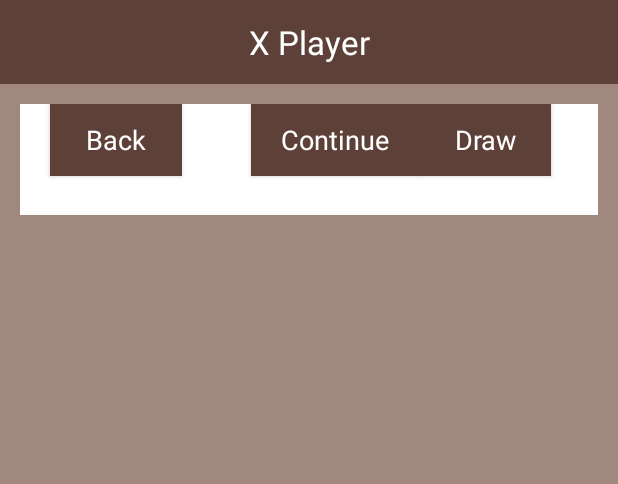
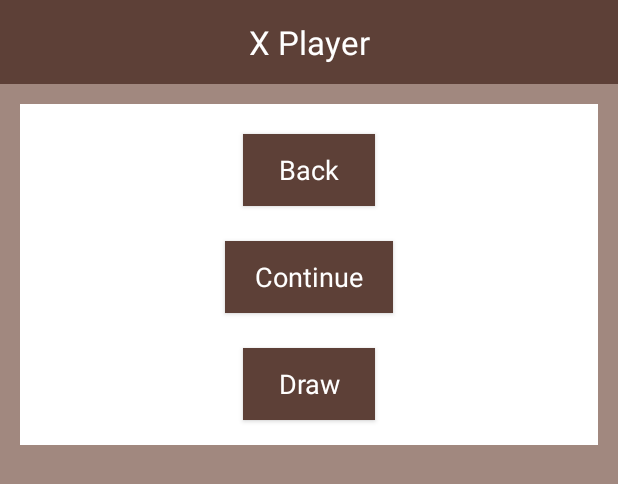
Before and after one commit to mongoose700/HRBunnies182, an Android app: the layout player_hand.xml on its own in the app's theme, with its tools: preview values and no code run, on a phone screen of 412 x 824 dp. Shown: the top 484 px of the screen. Run offline under Robolectric (Android 15) with nearby library versions, the phone set to English and light mode, and no system bars.

Commit message:
Centered hand buttons

```diff
--- a/app/src/main/res/layout/player_hand.xml
+++ b/app/src/main/res/layout/player_hand.xml
@@ -33,6 +33,12 @@
             android:layout_margin="20px"
             android:background="@color/white">
 
+            <LinearLayout xmlns:android="http://schemas.android.com/apk/res/android"
+                android:orientation="vertical" android:layout_width="match_parent"
+                android:layout_height="wrap_content"
+                android:layout_margin="10px"
+                android:id="@+id/layoutDrawInitialCards">
+
     <ScrollView
         android:layout_width="match_parent"
         android:layout_height="wrap_content"
@@ -53,49 +59,51 @@
         </LinearLayout>
     </ScrollView>
     <LinearLayout
-        android:orientation="horizontal"
+        android:orientation="vertical"
         android:layout_width="match_parent"
-        android:layout_height="wrap_content">
+        android:layout_height="wrap_content"
+        android:layout_gravity="center">
+        </LinearLayout>
 
         <Button
-            android:textAppearance="?android:attr/textAppearanceMedium"
+            android:layout_gravity="center"
+            android:layout_height="48dp"
             android:layout_width="wrap_content"
-            android:layout_height="wrap_content"
+            android:layout_marginTop="20px"
+            android:layout_marginBottom="15px"
             android:paddingLeft="30px"
             android:paddingRight="30px"
             android:background="@color/darkBrown"
+            android:textAppearance="?android:attr/textAppearanceMedium"
             android:textColor="@color/white"
-            android:layout_gravity="left"
             android:text="Back"
-            android:id="@+id/buttonBackPlayerHand"
-            android:layout_marginLeft="20dp"
-            android:layout_marginStart="20dp" />
+            android:id="@+id/buttonBackPlayerHand" />
 
         <Button
-            android:textAppearance="?android:attr/textAppearanceMedium"
+            android:layout_gravity="center"
+            android:layout_height="48dp"
             android:layout_width="wrap_content"
-            android:layout_height="wrap_content"
+            android:layout_marginTop="20px"
+            android:layout_marginBottom="15px"
             android:paddingLeft="30px"
             android:paddingRight="30px"
             android:background="@color/darkBrown"
+            android:textAppearance="?android:attr/textAppearanceMedium"
             android:textColor="@color/white"
-            android:layout_gravity="center_horizontal"
             android:text="Continue"
-            android:id="@+id/buttonContinuePlayerHand"
-            android:layout_marginLeft="46dp"
-            android:layout_marginStart="46dp"
-            android:layout_marginTop="26dp"
-            android:layout_column="17" />
+            android:id="@+id/buttonContinuePlayerHand"/>
 
         <Button
-            android:textAppearance="?android:attr/textAppearanceMedium"
+            android:layout_gravity="center"
+            android:layout_height="48dp"
             android:layout_width="wrap_content"
-            android:layout_height="wrap_content"
+            android:layout_marginTop="20px"
+            android:layout_marginBottom="15px"
             android:paddingLeft="30px"
             android:paddingRight="30px"
             android:background="@color/darkBrown"
+            android:textAppearance="?android:attr/textAppearanceMedium"
             android:textColor="@color/white"
-            android:layout_gravity="right"
             android:text="Draw"
             android:id="@+id/buttonDrawCards"/>
 
@@ -108,6 +116,6 @@
         android:id="@+id/textViewPlayerHandCards"
         android:visibility="gone"/>
 
-    </LinearLayout></LinearLayout>
-
+    </LinearLayout>
+    </LinearLayout>
 </LinearLayout>
```
